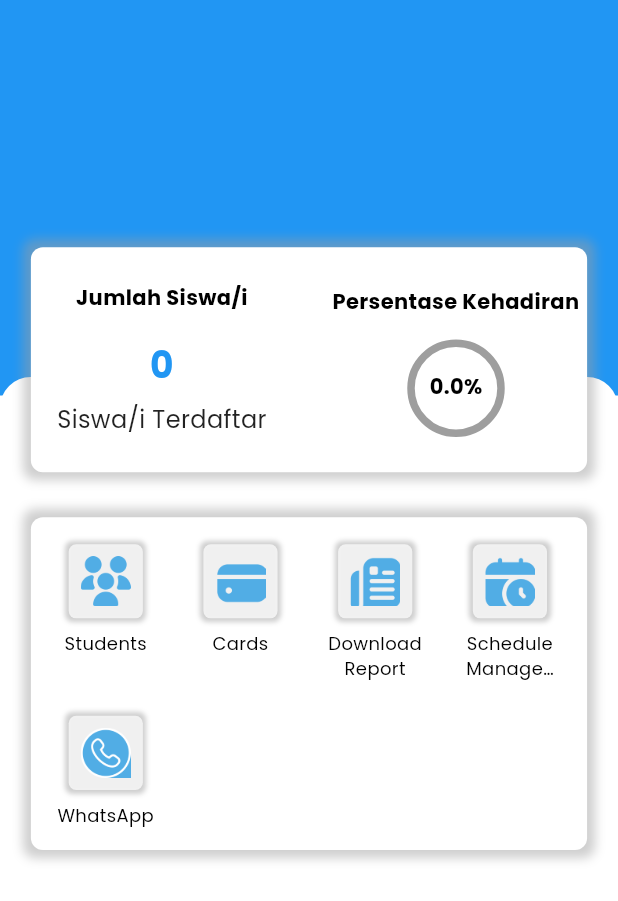
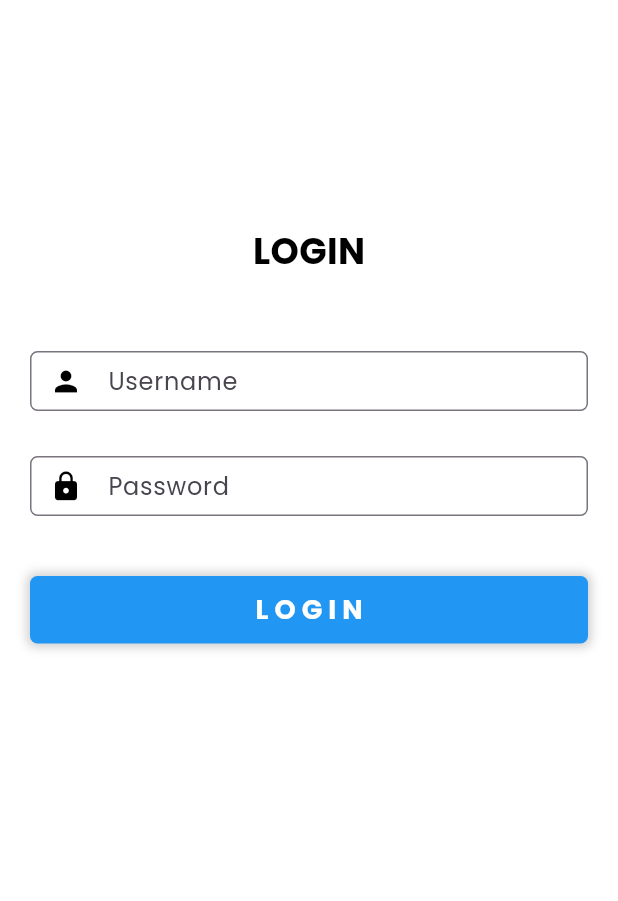
Before and after one commit to navetacandra/attendance-app, a Flutter app: the screen it shows after launch, on a phone screen of 412 x 824 dp. Shown: the top 901 px of the screen. Run offline on Flutter 3.47's test engine with Material 3 defaults, Android fonts, the phone set to English and light mode, and no system bars; our stand-ins replace dio, get, get_storage, google_fonts, logger, sliding_up_panel; missing offline and left inert: art_sweetalert, ez_validator, universal_html.

Commit message:
feat: add authentication - create students list table - create auth/login page - remove firebase dependecy

```diff
--- /dev/null
+++ b/lib/app/middelwares/auth_guard.dart
@@ -0,0 +1,14 @@
+import 'package:attendance_app/app/routes/app_pages.dart';
+import 'package:flutter/widgets.dart';
+import 'package:get/get.dart';
+import 'package:get_storage/get_storage.dart';
+
+class AuthGuard extends GetMiddleware {
+  @override
+  RouteSettings? redirect(String? route) {
+    final storage = GetStorage();
+    final hasToken = storage.read("token") != null;
+    if(!hasToken) return const RouteSettings(name: Routes.AUTH);
+    return null;
+  }
+}
--- /dev/null
+++ b/lib/app/middelwares/non_auth_guard.dart
@@ -0,0 +1,14 @@
+import 'package:attendance_app/app/routes/app_pages.dart';
+import 'package:flutter/widgets.dart';
+import 'package:get/get.dart';
+import 'package:get_storage/get_storage.dart';
+
+class NonAuthGuard extends GetMiddleware {
+  @override
+  RouteSettings? redirect(String? route) {
+    final storage = GetStorage();
+    final hasToken = storage.read("token") != null;
+    if(hasToken) return const RouteSettings(name: Routes.HOME);
+    return null;
+  }
+}
--- /dev/null
+++ b/lib/app/modules/auth/controllers/auth_controller.dart
@@ -0,0 +1,75 @@
+import 'package:art_sweetalert/art_sweetalert.dart';
+import 'package:attendance_app/app/controllers/http_controller.dart';
+import 'package:attendance_app/app/routes/app_pages.dart';
+import 'package:flutter/material.dart';
+import 'package:get/get.dart';
+import 'package:get_storage/get_storage.dart';
+
+class AuthController extends GetxController {
+  final storage = GetStorage();
+  final RxBool isLoading = false.obs;
+  final GlobalKey<FormState> formKey = GlobalKey<FormState>();
+  final TextEditingController usernameController = TextEditingController();
+  final TextEditingController passwordController = TextEditingController();
+
+  void showAlert(String title, String text, ArtSweetAlertType type, Function onDispose) {
+    ArtSweetAlert.show(
+      context: Get.context!,
+      artDialogArgs: ArtDialogArgs(
+        type: type,
+        title: title,
+        text: text,
+        onDispose: onDispose,
+      ),
+    );
+  }
+
+
+  String? validateUsername(String? value) {
+    if (value == null || value.isEmpty) return 'Please enter username!';
+    if(value.length < 8) return "Username must be at least 8 characters!";
+    return null;
+  }
+
+  String? validatePassword(String? value) {
+    if (value == null || value.isEmpty) return 'Please enter password!';
+    if(value.length < 8) return "Password must be at least 8 characters!";
+    return null;
+  }
+
+  Future<void> getUserInfo() async {
+    try {
+      final res = await HttpController.get("/user/info");
+      if(res["code"] != 200) {
+        await storage.remove("token");
+        await storage.remove("user");
+        return showAlert("Failed to login", res["error"]["message"], ArtSweetAlertType.danger, () {});
+      }
+      await storage.write("user", res["data"]);
+    } catch(e) {
+      await storage.remove("token");
+      await storage.remove("user");
+      return showAlert("Failed to login", e.toString(), ArtSweetAlertType.danger, () {});
+    }
+  }
+
+  void submit() async {
+    isLoading.value = true;
+    if(formKey.currentState!.validate()) {
+      try {
+        final res = await HttpController.post("/user/signin", {"username": usernameController.text, "password": passwordController.text});
+        if(res["code"] != 200) {
+          return showAlert("Failed to login", res["error"]["message"], ArtSweetAlertType.danger, () {});
+        }
+        await storage.write("token", res["data"]["token"]);
+        await getUserInfo();
+        return Get.offAllNamed(Routes.HOME);
+      } catch(e) {
+        return showAlert("Failed to login", e.toString(), ArtSweetAlertType.danger, () {});
+      } finally {
+        isLoading.value = false;
+      }
+    }
+    isLoading.value = false;
+  }
+}
--- /dev/null
+++ b/lib/app/modules/auth/views/auth_view.dart
@@ -0,0 +1,121 @@
+import 'package:flutter/material.dart';
+import 'package:get/get.dart';
+import '../controllers/auth_controller.dart';
+
+class AuthView extends GetView<AuthController> {
+  AuthView({super.key});
+  final selfC = Get.find<AuthController>();
+
+  @override
+  Widget build(BuildContext context) {
+    return Scaffold(
+      body: SingleChildScrollView(
+        child: Container(
+          width: double.infinity,
+          padding: const EdgeInsets.symmetric(vertical: 30, horizontal: 20),
+          margin: const EdgeInsets.only(top: 120),
+          child: Form(
+            key: selfC.formKey,
+            child: Column(
+              mainAxisAlignment: MainAxisAlignment.center,
+              crossAxisAlignment: CrossAxisAlignment.center,
+              children: <Widget>[
+                const Text(
+                  "LOGIN",
+                  style: TextStyle(
+                    color: Colors.black,
+                    fontSize: 24,
+                    fontWeight: FontWeight.bold,
+                  ),
+                ),
+                const SizedBox(height: 50),
+                SizedBox(
+                  width: double.infinity,
+                  height: 40,
+                  child: TextFormField(
+                    controller: selfC.usernameController,
+                    keyboardType: TextInputType.text,
+                    textAlignVertical: TextAlignVertical.bottom,
+                    maxLines: 1,
+                    validator: selfC.validateUsername,
+                    decoration: InputDecoration(
+                      isDense: true,
+                      hintText: "Username or Email",
+                      labelText: "Username",
+                      prefixIcon: const Icon(Icons.person, color: Colors.black, size: 22),
+                      border: OutlineInputBorder(
+                        borderRadius: BorderRadius.circular(5)
+                      ),
+                    ),
+                    style: const TextStyle(
+                      color: Colors.black,
+                      fontSize: 14,
+                      fontWeight: FontWeight.normal,
+                    ),
+                  ),
+                ),
+                const SizedBox(height: 30),
+                SizedBox(
+                  width: double.infinity,
+                  height: 40,
+                  child: TextFormField(
+                    controller: selfC.passwordController,
+                    keyboardType: TextInputType.text,
+                    textAlignVertical: TextAlignVertical.bottom,
+                    maxLines: 1,
+                    validator: selfC.validatePassword,
+                    decoration: InputDecoration(
+                      isDense: true,
+                      hintText: "Password",
+                      labelText: "Password",
+                      prefixIcon: const Icon(Icons.lock, color: Colors.black, size: 22),
+                      border: OutlineInputBorder(
+                        borderRadius: BorderRadius.circular(5)
+                      ),
+                    ),
+                    style: const TextStyle(
+                      color: Colors.black,
+                      fontSize: 14,
+                      fontWeight: FontWeight.normal,
+                    ),
+                  ),
+                ),
+                const SizedBox(height: 40),
+                InkWell(
+                  onTap: () => selfC.submit(),
+                  child: Container(
+                    width: double.infinity,
+                    height: 45,
+                    decoration: BoxDecoration(
+                      color: Colors.blue,
+                      borderRadius: BorderRadius.circular(5),
+                      boxShadow: <BoxShadow>[
+                        BoxShadow(
+                          color: Colors.grey.withOpacity(.5),
+                          blurRadius: 5,
+                          spreadRadius: 2,
+                          offset: Offset.zero
+                        ),
+                      ],
+                    ),
+                    child: const Center(
+                      child: Text(
+                        "LOGIN",
+                        style: TextStyle(
+                          color: Colors.white,
+                          fontSize: 18,
+                          fontWeight: FontWeight.bold,
+                          letterSpacing: 4,
+                        ),
+                      ),
+                    )
+                  )
+                ),
+              ],
+            ),
+          ),
+        ),
+      ),
+    );
+  }
+}
--- a/lib/app/modules/edit_student/controllers/edit_student_controller.dart
+++ b/lib/app/modules/edit_student/controllers/edit_student_controller.dart
@@ -102,3 +102,4 @@ class EditStudentController extends GetxController {
     }
     isLoading.value = false;
   }
+}
--- /dev/null
+++ b/lib/app/modules/student_table/bindings/student_table_binding.dart
@@ -0,0 +1,10 @@
+import 'package:get/get.dart';
+
+import '../controllers/student_table_controller.dart';
+
+class StudentTableBinding extends Bindings {
+  @override
+  void dependencies() {
+    Get.put<StudentTableController>(StudentTableController());
+  }
+}
--- a/lib/app/routes/app_pages.dart
+++ b/lib/app/routes/app_pages.dart
@@ -1,7 +1,11 @@
+import 'package:attendance_app/app/middelwares/auth_guard.dart';
+import 'package:attendance_app/app/middelwares/non_auth_guard.dart';
 import 'package:get/get.dart';
 
 import '../modules/add_student/bindings/add_student_binding.dart';
 import '../modules/add_student/views/add_student_view.dart';
+import '../modules/auth/bindings/auth_binding.dart';
+import '../modules/auth/views/auth_view.dart';
 import '../modules/cards/bindings/cards_binding.dart';
 import '../modules/cards/views/cards_view.dart';
 import '../modules/edit_student/bindings/edit_student_binding.dart';
@@ -14,6 +18,8 @@ import '../modules/report/bindings/report_binding.dart';
 import '../modules/report/views/report_view.dart';
 import '../modules/schedule/bindings/schedule_binding.dart';
 import '../modules/schedule/views/schedule_view.dart';
+import '../modules/student_table/bindings/student_table_binding.dart';
+import '../modules/student_table/views/student_table_view.dart';
 import '../modules/students/bindings/students_binding.dart';
 import '../modules/students/views/students_view.dart';
 import '../modules/whatsapp/bindings/whatsapp_binding.dart';
@@ -24,53 +30,74 @@ part 'app_routes.dart';
 class AppPages {
   AppPages._();
 
-  static const INITIAL = Routes.HOME;
+  static const INITIAL = Routes.AUTH;
 
   static final routes = [
     GetPage(
       name: _Paths.HOME,
       page: () => HomeView(),
       binding: HomeBinding(),
+      middlewares: [AuthGuard()],
     ),
     GetPage(
       name: _Paths.STUDENTS,
       page: () => StudentsView(),
       binding: StudentsBinding(),
+      middlewares: [AuthGuard()],
     ),
     GetPage(
       name: _Paths.ADD_STUDENT,
       page: () => AddStudentView(),
       binding: AddStudentBinding(),
+      middlewares: [AuthGuard()],
     ),
     GetPage(
       name: _Paths.EDIT_STUDENT,
       page: () => EditStudentView(),
       binding: EditStudentBinding(),
+      middlewares: [AuthGuard()],
     ),
     GetPage(
       name: _Paths.CARDS,
       page: () => CardsView(),
       binding: CardsBinding(),
+      middlewares: [AuthGuard()],
     ),
     GetPage(
       name: _Paths.PICK_STUDENT,
       page: () => PickStudentView(),
       binding: PickStudentBinding(),
+      middlewares: [AuthGuard()],
     ),
     GetPage(
       name: _Paths.WHATSAPP,
       page: () => WhatsappView(),
       binding: WhatsappBinding(),
+      middlewares: [AuthGuard()],
     ),
     GetPage(
       name: _Paths.SCHEDULE,
       page: () => ScheduleView(),
       binding: ScheduleBinding(),
+      middlewares: [AuthGuard()],
     ),
     GetPage(
       name: _Paths.REPORT,
       page: () => ReportView(),
       binding: ReportBinding(),
+      middlewares: [AuthGuard()],
+    ),
+    GetPage(
+      name: _Paths.STUDENT_TABLE,
+      page: () => StudentTableView(),
+      binding: StudentTableBinding(),
+      middlewares: [AuthGuard()],
+    ),
+    GetPage(
+      name: _Paths.AUTH,
+      page: () => AuthView(),
+      binding: AuthBinding(),
+      middlewares: [NonAuthGuard()],
     ),
   ];
 }
--- a/lib/app/routes/app_routes.dart
+++ b/lib/app/routes/app_routes.dart
@@ -12,6 +12,8 @@ abstract class Routes {
   static const WHATSAPP = _Paths.WHATSAPP;
   static const SCHEDULE = _Paths.SCHEDULE;
   static const REPORT = _Paths.REPORT;
+  static const STUDENT_TABLE = _Paths.STUDENT_TABLE;
+  static const AUTH = _Paths.AUTH;
 }
 
 abstract class _Paths {
@@ -25,4 +27,6 @@ abstract class _Paths {
   static const WHATSAPP = '/whatsapp';
   static const SCHEDULE = '/schedule';
   static const REPORT = '/report';
+  static const STUDENT_TABLE = '/student-table';
+  static const AUTH = '/auth';
 }
--- a/lib/main.dart
+++ b/lib/main.dart
@@ -1,9 +1,11 @@
 import 'package:flutter/material.dart';
 import 'package:get/get.dart';
+import 'package:get_storage/get_storage.dart';
 import 'package:google_fonts/google_fonts.dart';
 import 'app/routes/app_pages.dart';
 
-void main() {
+void main() async {
+  await GetStorage.init();
   runApp(const MyApp());
 }
 
```
Also changed, not shown: lib/app/controllers/http_controller.dart (+24 -5 lines), lib/app/modules/auth/bindings/auth_binding.dart (added, +12 -0 lines), lib/app/modules/home/controllers/home_controller.dart (+19 -0 lines), lib/app/modules/home/views/home_view.dart (+27 -3 lines), lib/app/modules/report/controllers/report_controller.dart (+6 -2 lines), lib/app/modules/student_table/controllers/student_table_controller.dart (added, +21 -0 lines), lib/app/modules/student_table/views/student_table_view.dart (added, +105 -0 lines), lib/app/modules/students/controllers/students_controller.dart (+15 -0 lines), lib/app/modules/students/views/students_view.dart (+50 -26 lines), pubspec.yaml (+4 -5 lines), pubspec.lock, 4 other files.
